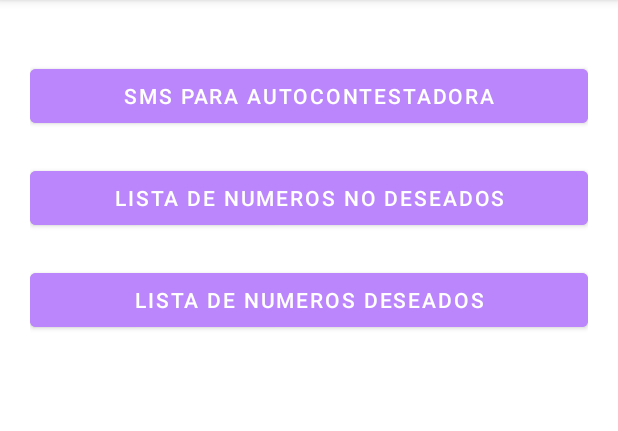
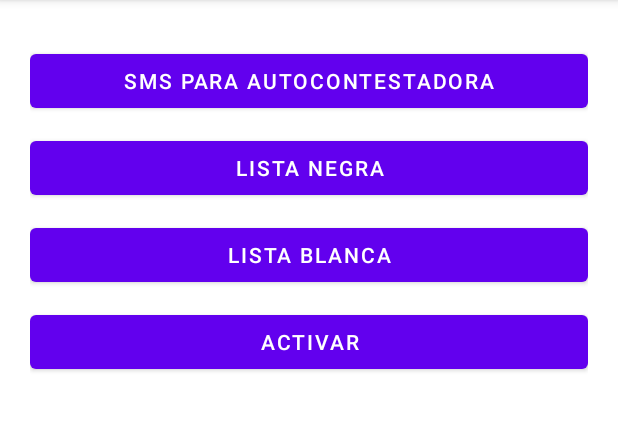
Before and after one commit to larryvarela/larryvarela-U4.-Practica-1.-AUTO-CONTESTADORA, an Android app: the screen it shows after launch (MainActivity), on a phone screen of 412 x 824 dp, the part 84-515 px from its top. Run offline under Robolectric (Android 15) with nearby library versions, the phone set to English and light mode, and no system bars; our stand-ins replace Firebase (no records; nobody signed in at launch, a user with empty details on screens opened directly).

Commit message:
auto cotestadora

```diff
--- a/app/build.gradle
+++ b/app/build.gradle
@@ -42,7 +42,8 @@ dependencies {
     implementation 'androidx.appcompat:appcompat:1.3.0'
     implementation 'com.google.android.material:material:1.3.0'
     implementation 'androidx.constraintlayout:constraintlayout:2.0.4'
-    implementation 'com.google.firebase:firebase-firestore:23.0.1'
+    implementation 'com.google.firebase:firebase-bom:29.0.0'
+    implementation 'com.google.firebase:firebase-firestore-ktx:24.0.0'
     testImplementation 'junit:junit:4.+'
     androidTestImplementation 'androidx.test.ext:junit:1.1.2'
     androidTestImplementation 'androidx.test.espresso:espresso-core:3.3.0'
--- a/app/src/main/AndroidManifest.xml
+++ b/app/src/main/AndroidManifest.xml
@@ -1,6 +1,8 @@
 <?xml version="1.0" encoding="utf-8"?>
 <manifest xmlns:android="http://schemas.android.com/apk/res/android"
     package="mx.tecnm.tepic.ladm_u4_practica1_autocontestadora">
+    <uses-permission android:name="android.permission.SEND_SMS"/>
+    <uses-permission android:name="android.permission.READ_CALL_LOG"/>
 
     <application
         android:allowBackup="true"
--- a/app/src/main/res/layout/activity_main.xml
+++ b/app/src/main/res/layout/activity_main.xml
@@ -13,8 +13,7 @@
         android:id="@+id/button1"
         android:layout_width="match_parent"
         android:layout_height="wrap_content"
-        android:layout_marginTop="20dp"
-        android:backgroundTint="@color/purple_200"
+        android:layout_marginTop="10dp"
         android:text="SMS para autocontestadora"
         />
 
@@ -22,17 +21,22 @@
         android:id="@+id/button2"
         android:layout_width="match_parent"
         android:layout_height="wrap_content"
-        android:layout_marginTop="20dp"
-        android:backgroundTint="@color/purple_200"
-        android:text="Lista de numeros no deseados" />
+        android:layout_marginTop="10dp"
+        android:text="Lista Negra" />
 
     <Button
         android:id="@+id/button3"
         android:layout_width="match_parent"
         android:layout_height="wrap_content"
-        android:layout_marginTop="20dp"
-        android:backgroundTint="@color/purple_200"
-        android:text="Lista de numeros deseados" />
+        android:layout_marginTop="10dp"
+        android:text="Lista Blanca" />
+
+    <Button
+        android:id="@+id/button4"
+        android:layout_width="match_parent"
+        android:layout_height="wrap_content"
+        android:layout_marginTop="10dp"
+        android:text="Activar" />
 
 
 </LinearLayout>
--- a/app/src/main/res/layout/activity_main3.xml
+++ b/app/src/main/res/layout/activity_main3.xml
@@ -21,7 +21,6 @@
         android:layout_width="match_parent"
         android:layout_height="wrap_content"
         android:ems="10"
-        android:backgroundTint="#C9A9F1"
         android:inputType="textPersonName"/>
 
     <TextView
@@ -35,21 +34,18 @@
         android:layout_width="match_parent"
         android:layout_height="wrap_content"
         android:ems="10"
-        android:backgroundTint="#C9A9F1"
         android:inputType="phone" />
 
     <Button
         android:id="@+id/button8"
         android:layout_width="match_parent"
         android:layout_height="wrap_content"
-        android:backgroundTint="@color/purple_200"
-        android:text="Agregar a la lista" />
+        android:text="Agregar a la lista Negra" />
 
     <Button
         android:id="@+id/button7"
         android:layout_width="match_parent"
         android:layout_height="wrap_content"
-        android:backgroundTint="@color/purple_200"
         android:text="Regresar"/>
 
     <TextView
--- a/app/src/main/res/layout/activity_main4.xml
+++ b/app/src/main/res/layout/activity_main4.xml
@@ -21,7 +21,6 @@
         android:layout_width="match_parent"
         android:layout_height="wrap_content"
         android:ems="10"
-        android:backgroundTint="#C9A9F1"
         android:inputType="textPersonName"/>
 
     <TextView
@@ -35,21 +34,18 @@
         android:layout_width="match_parent"
         android:layout_height="wrap_content"
         android:ems="10"
-        android:backgroundTint="#C9A9F1"
         android:inputType="phone" />
 
     <Button
         android:id="@+id/button10"
         android:layout_width="match_parent"
         android:layout_height="wrap_content"
-        android:backgroundTint="@color/purple_200"
-        android:text="Agregar a la Lista" />
+        android:text="Agregar a la Lista Blanca" />
 
     <Button
         android:id="@+id/button6"
         android:layout_width="match_parent"
         android:layout_height="wrap_content"
-        android:backgroundTint="@color/purple_200"
         android:text="Regresar" />
 
     <TextView
--- a/build.gradle
+++ b/build.gradle
@@ -8,7 +8,7 @@ buildscript {
     dependencies {
         classpath "com.android.tools.build:gradle:4.1.2"
         classpath "org.jetbrains.kotlin:kotlin-gradle-plugin:$kotlin_version"
-        classpath 'com.google.gms:google-services:4.3.8'
+        classpath 'com.google.gms:google-services:4.3.10'
 
         // NOTE: Do not place your application dependencies here; they belong
         // in the individual module build.gradle files
```
Also changed, not shown: app/src/main/java/mx/tecnm/tepic/ladm_u4_practica1_autocontestadora/MainActivity.kt (+93 -1 lines), app/src/main/java/mx/tecnm/tepic/ladm_u4_practica1_autocontestadora/Persona.kt (added, +7 -0 lines), app/src/main/res/layout/activity_main2.xml (+3 -7 lines), 1 other file.
